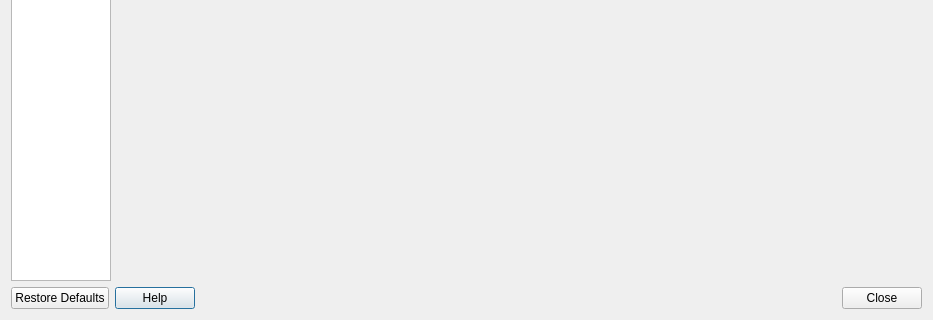
Qt form qt/src/EmuSettingsWindow.ui (snes9xgit/snes9x) before a commit; both pictures show x 0 to 933 and y 399 to 719 of the 933 by 719 pixel window.
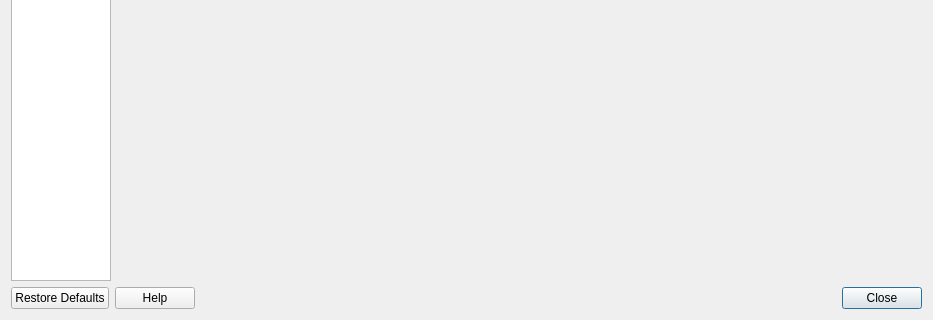
The same form after that commit. Icons and pictures are not drawn.

```diff
--- a/qt/src/EmuSettingsWindow.ui
+++ b/qt/src/EmuSettingsWindow.ui
@@ -134,6 +134,9 @@
        <property name="text">
         <string>Help</string>
        </property>
+       <property name="autoDefault">
+        <bool>false</bool>
+       </property>
       </widget>
      </item>
      <item>
```
Left out of the diff: 9 changed lines with no effect on the pictures.
